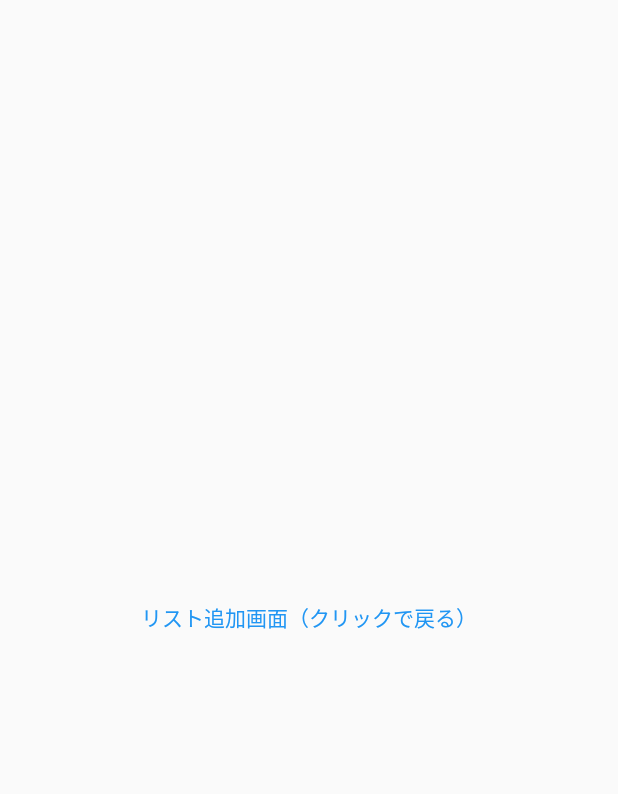
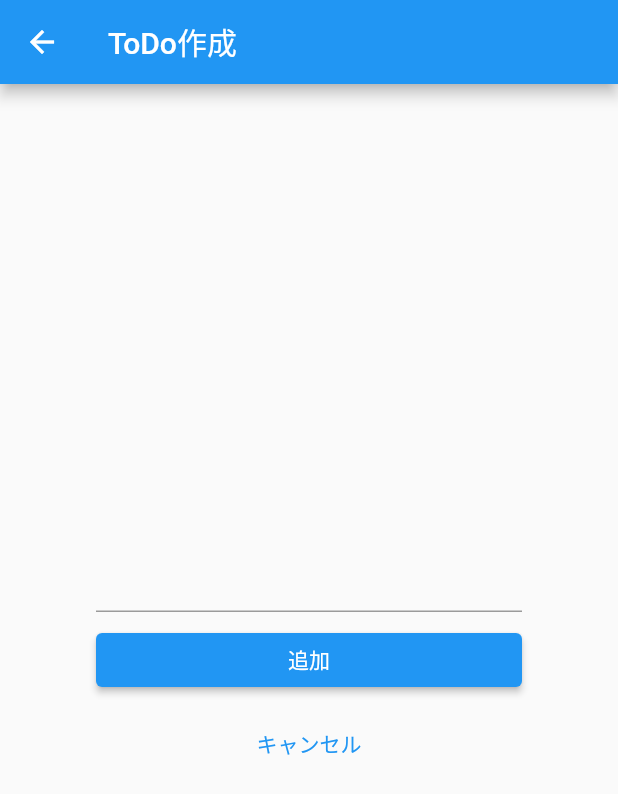
Before and after one commit to shunsuke-tamura/flutter-study-dev, a Flutter app: the TodoAddPage screen opened directly, on a phone screen of 412 x 824 dp. Shown: the top 794 px of the screen. Run offline on Flutter 3.47's test engine with Material 2 defaults, Android fonts, the light colour scheme and no system bars.

Commit message:
update: ToDo作成画面の見た目作成

```diff
--- a/lib/main.dart
+++ b/lib/main.dart
@@ -71,16 +71,46 @@ class TodoAddPage extends StatelessWidget {
   @override
   Widget build(BuildContext context) {
     return Scaffold(
-      body: Center(
+        appBar: AppBar(
+          title: const Text("ToDo作成"),
+        ),
+        body: Container(
+          padding: const EdgeInsets.all(64),
+          child: Column(
+              mainAxisAlignment: MainAxisAlignment.center,
+              children: <Widget>[
+                const TextField(),
+                const SizedBox(
+                  height: 8,
+                ),
+                SizedBox(
+                  width: double.infinity,
+                  child: ElevatedButton(
+                    style:
+                        ElevatedButton.styleFrom(backgroundColor: Colors.blue),
+                    // ボタンをクリックした時の処理
+                    onPressed: () {
+                      // "pop"で前の画面に戻る
+                      Navigator.of(context).pop();
+                    },
+                    child: const Text('追加'),
+                  ),
+                ),
+                const SizedBox(
+                  height: 8,
+                ),
+                SizedBox(
+                  width: double.infinity,
                   child: TextButton(
                     // ボタンをクリックした時の処理
                     onPressed: () {
                       // "pop"で前の画面に戻る
                       Navigator.of(context).pop();
                     },
-          child: const Text('リスト追加画面（クリックで戻る）'),
+                    child: const Text('キャンセル'),
                   ),
-      ),
-    );
+                )
+              ]),
+        ));
   }
 }
```
Lines whose indentation alone changed are shown as unchanged.
